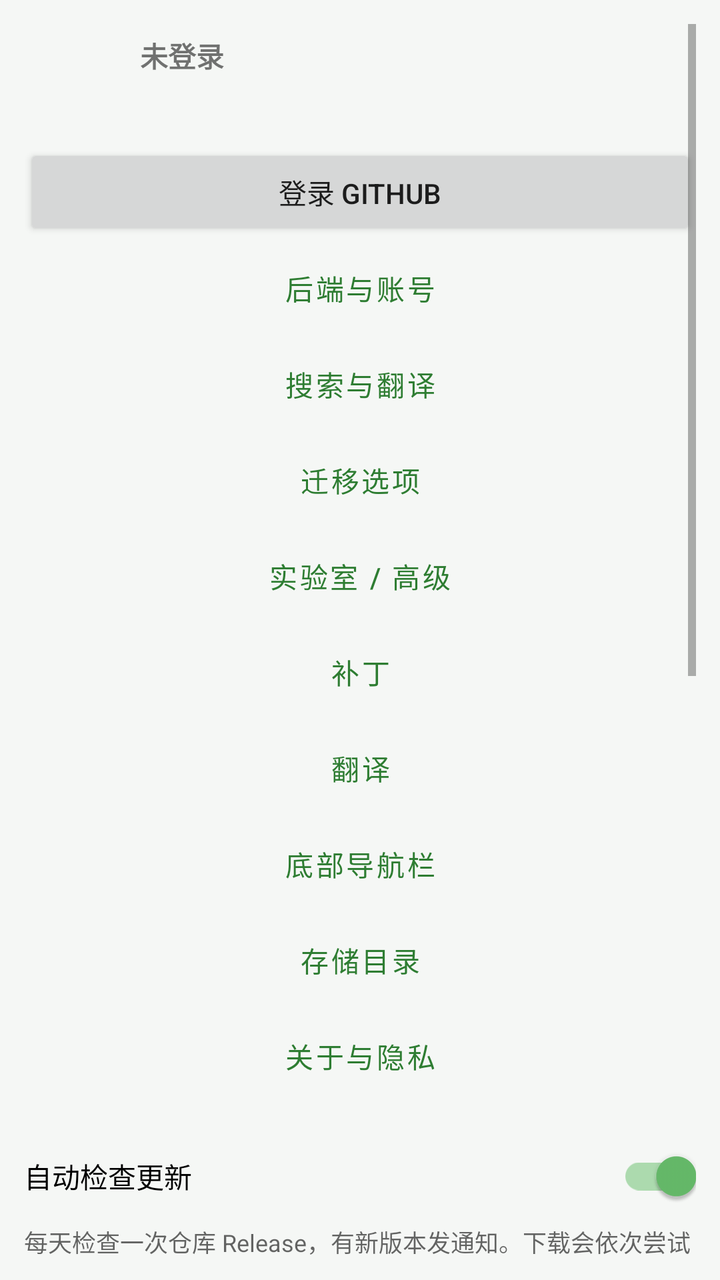
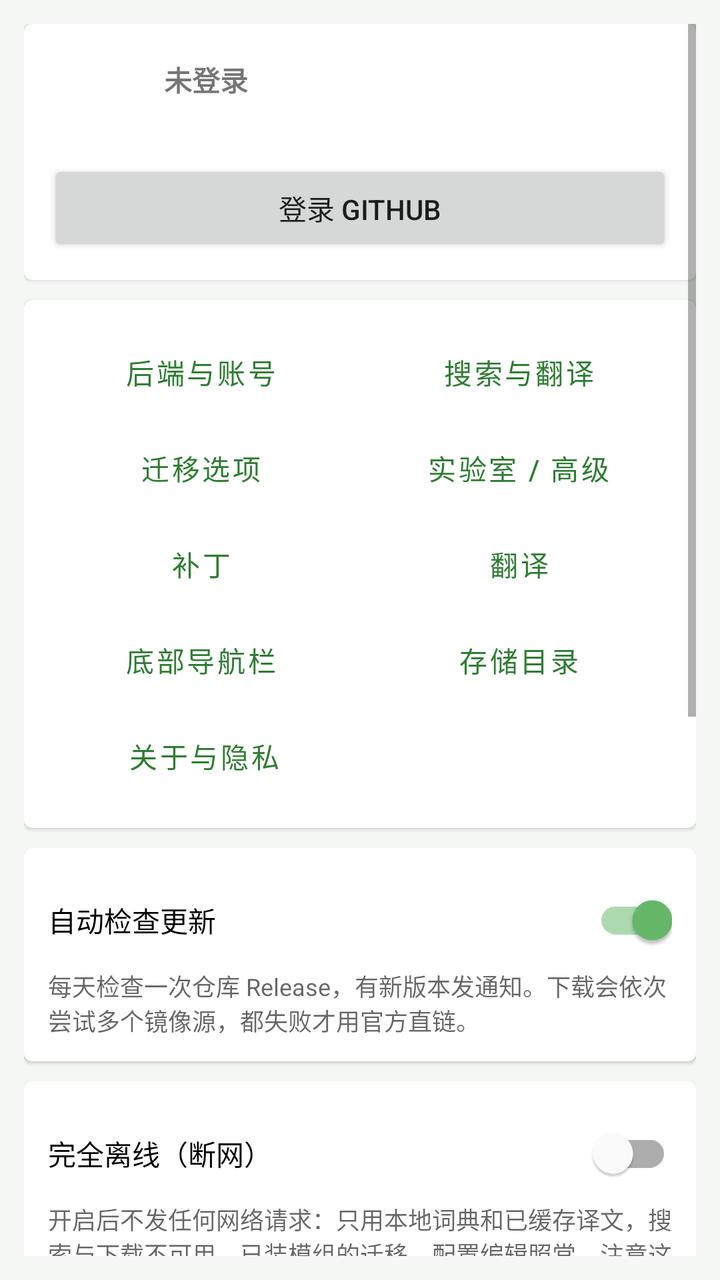

Before-and-after screenshots of an Android layout around one commit, followed by the original layout XML and the change that was made.
<!-- AndroidManifest.xml: application theme Theme.ModMigrator -->
<!-- res/layout/fragment_settings_main.xml -->
<?xml version="1.0" encoding="utf-8"?>
<ScrollView xmlns:android="http://schemas.android.com/apk/res/android"
    android:layout_width="match_parent"
    android:layout_height="match_parent"
    android:padding="12dp">

    <LinearLayout
        android:layout_width="match_parent"
        android:layout_height="wrap_content"
        android:orientation="vertical">

        <LinearLayout
            android:id="@+id/rowAccount"
            android:layout_width="match_parent"
            android:layout_height="wrap_content"
            android:gravity="center_vertical"
            android:orientation="horizontal"
            android:paddingBottom="12dp">

            <ImageView
                android:id="@+id/ivAvatar"
                android:layout_width="48dp"
                android:layout_height="48dp"
                android:contentDescription="@string/app_name"
                android:src="@drawable/ic_person" />

            <LinearLayout
                android:layout_width="0dp"
                android:layout_height="wrap_content"
                android:layout_marginStart="10dp"
                android:layout_weight="1"
                android:orientation="vertical">

                <TextView
                    android:id="@+id/tvAccount"
                    android:layout_width="match_parent"
                    android:layout_height="wrap_content"
                    android:text="@string/account_not_login"
                    android:textStyle="bold" />

                <TextView
                    android:id="@+id/tvConnState"
                    android:layout_width="match_parent"
                    android:layout_height="wrap_content"
                    android:textColor="@color/textSecondary"
                    android:textSize="12sp" />
            </LinearLayout>
        </LinearLayout>

        <Button
            android:id="@+id/btnAccount"
            android:layout_width="match_parent"
            android:layout_height="wrap_content"
            android:text="@string/account_login" />

        <Button
            android:id="@+id/btnGoBackend"
            style="@style/AppButtonOutlined"
            android:layout_width="match_parent"
            android:layout_height="wrap_content"
            android:text="@string/menu_backend" />

        <Button
            android:id="@+id/btnGoSearch"
            style="@style/AppButtonOutlined"
            android:layout_width="match_parent"
            android:layout_height="wrap_content"
            android:text="@string/menu_search" />

        <Button
            android:id="@+id/btnGoMigrate"
            style="@style/AppButtonOutlined"
            android:layout_width="match_parent"
            android:layout_height="wrap_content"
            android:text="@string/menu_migrate" />

        <Button
            android:id="@+id/btnGoLab"
            style="@style/AppButtonOutlined"
            android:layout_width="match_parent"
            android:layout_height="wrap_content"
            android:text="@string/menu_lab" />
        <Button
            android:id="@+id/btnGoPatch"
            style="@style/AppButtonOutlined"
            android:layout_width="match_parent"
            android:layout_height="wrap_content"
            android:text="@string/menu_patch" />

        <Button
            android:id="@+id/btnGoTranslate"
            style="@style/AppButtonOutlined"
            android:layout_width="match_parent"
            android:layout_height="wrap_content"
            android:text="@string/menu_translate" />

        <Button
            android:id="@+id/btnGoNav"
            style="@style/AppButtonOutlined"
            android:layout_width="match_parent"
            android:layout_height="wrap_content"
            android:text="@string/menu_nav" />

        <Button
            android:id="@+id/btnGoStorage"
            style="@style/AppButtonOutlined"
            android:layout_width="match_parent"
            android:layout_height="wrap_content"
            android:text="@string/menu_storage" />

        <Button
            android:id="@+id/btnGoAbout"
            style="@style/AppButtonOutlined"
            android:layout_width="match_parent"
            android:layout_height="wrap_content"
            android:text="@string/menu_about" />

        <com.google.android.material.switchmaterial.SwitchMaterial
            android:id="@+id/swUpdate"
            android:layout_width="match_parent"
            android:layout_height="wrap_content"
            android:layout_marginTop="12dp"
            android:checked="true"
            android:text="@string/cfg_update" />

        <TextView
            android:layout_width="match_parent"
            android:layout_height="wrap_content"
            android:paddingBottom="8dp"
            android:text="@string/cfg_update_hint"
            android:textColor="@color/textSecondary"
            android:textSize="12sp" />

        <com.google.android.material.switchmaterial.SwitchMaterial
            android:id="@+id/swOffline"
            android:layout_width="match_parent"
            android:layout_height="wrap_content"
            android:layout_marginTop="12dp"
            android:text="@string/cfg_offline" />

        <TextView
            android:layout_width="match_parent"
            android:layout_height="wrap_content"
            android:paddingBottom="8dp"
            android:text="@string/cfg_offline_hint"
            android:textColor="@color/textSecondary"
            android:textSize="12sp" />

        
        <TextView
            android:id="@+id/tvOfflineParts"
            android:layout_width="match_parent"
            android:layout_height="wrap_content"
            android:layout_marginTop="12dp"
            android:text="单独关闭某一项的联网"
            android:textSize="13sp"
            android:textStyle="bold" />

        <com.google.android.material.switchmaterial.SwitchMaterial
            android:id="@+id/swOfflineSearch"
            android:layout_width="match_parent"
            android:layout_height="wrap_content"
            android:text="商店搜索与推荐" />

        <com.google.android.material.switchmaterial.SwitchMaterial
            android:id="@+id/swOfflineTranslate"
            android:layout_width="match_parent"
            android:layout_height="wrap_content"
            android:text="在线翻译（关掉后只用本地词典）" />

        <com.google.android.material.switchmaterial.SwitchMaterial
            android:id="@+id/swOfflineFeed"
            android:layout_width="match_parent"
            android:layout_height="wrap_content"
            android:text="资讯抓取" />

        <com.google.android.material.switchmaterial.SwitchMaterial
            android:id="@+id/swOfflineUpdate"
            android:layout_width="match_parent"
            android:layout_height="wrap_content"
            android:text="更新检查" />

        <com.google.android.material.switchmaterial.SwitchMaterial
            android:id="@+id/swOfflineAnnounce"
            android:layout_width="match_parent"
            android:layout_height="wrap_content"
            android:text="公告拉取" />

        <TextView
            android:layout_width="match_parent"
            android:layout_height="wrap_content"
            android:paddingBottom="8dp"
            android:text="上面的总开关打开时，所有联网一律关闭，分项不再单独判断。"
            android:textColor="@color/textSecondary"
            android:textSize="12sp" />

        <com.google.android.material.switchmaterial.SwitchMaterial
            android:id="@+id/swExtraLoaders"
            android:layout_width="match_parent"
            android:layout_height="wrap_content"
            android:layout_marginTop="12dp"
            android:text="在加载器分类里显示手机不支持的加载器" />

        <TextView
            android:layout_width="match_parent"
            android:layout_height="wrap_content"
            android:paddingBottom="8dp"
            android:text="如 Cleanroom / LiteLoader / Rift / Risugami / BTA。默认关闭：这些大多停在 1.12.2 及更早或已停更，手机上装了也跑不起来。开启后仅用于识别已有模组，不代表能运行。"
            android:textColor="@color/textSecondary"
            android:textSize="12sp" />
    </LinearLayout>
</ScrollView>
<!-- resources referenced by this layout -->
<resources>
  <color name="textSecondary">#99000000</color>
  <!-- drawable ic_person (drawable) -->
  <?xml version="1.0" encoding="utf-8"?>
  <vector xmlns:android="http://schemas.android.com/apk/res/android"
      android:width="24dp" android:height="24dp"
      android:viewportWidth="960" android:viewportHeight="960"
      android:tint="?attr/colorControlNormal">
      <path android:fillColor="@android:color/white" android:pathData="M480-480q-66 0-113-47t-47-113q0-66 47-113t113-47q66 0 113 47t47 113q0 66-47 113t-113 47ZM160-160v-32q0-34 17.5-62.5T224-294q62-31 126-45t130-14q66 0 130 14t126 45q29 15 46.5 43.5T800-208v32H160Z" />
  </vector>
  <string name="account_login">登录 GitHub</string>
  <string name="account_not_login">未登录</string>
  <string name="app_name">模组迁移助手</string>
  <string name="cfg_offline">完全离线（断网）</string>
  <string name="cfg_offline_hint">开启后不发任何网络请求：只用本地词典和已缓存译文，搜索与下载不可用，已装模组的迁移、配置编辑照常。注意这和「关掉后端」是两回事——关后端只是改成你自己填 Key 直连，仍然联网。</string>
  <string name="cfg_update">自动检查更新</string>
  <string name="cfg_update_hint">每天检查一次仓库 Release，有新版本发通知。下载会依次尝试多个镜像源，都失败才用官方直链。</string>
  <string name="menu_about">关于与隐私</string>
  <string name="menu_backend">后端与账号</string>
  <string name="menu_lab">实验室 / 高级</string>
  <string name="menu_migrate">迁移选项</string>
  <string name="menu_nav">底部导航栏</string>
  <string name="menu_patch">补丁</string>
  <string name="menu_search">搜索与翻译</string>
  <string name="menu_storage">存储目录</string>
  <string name="menu_translate">翻译</string>
  <style name="AppButtonOutlined" parent="Widget.MaterialComponents.Button.OutlinedButton">
          <item name="strokeColor">?attr/colorPrimary</item>
          <item name="android:textColor">?attr/colorPrimary</item>
          <item name="iconTint">?attr/colorPrimary</item>
          <item name="rippleColor">?attr/colorPrimary</item>
      </style>
  <style name="Theme.ModMigrator" parent="Theme.MaterialComponents.DayNight.NoActionBar">
          <item name="colorPrimary">@color/primary</item>
          <item name="colorPrimaryDark">@color/primaryDark</item>
          <item name="colorAccent">@color/accent</item>
          <item name="android:windowBackground">@color/bg</item>
          <item name="android:statusBarColor">@color/primaryDark</item>
          <item name="preferenceTheme">@style/PreferenceThemeOverlay</item>
          
          <item name="materialButtonStyle">@style/AppButton</item>
      </style>
  <color name="primary">#FF2E7D32</color>
  <color name="primaryDark">#FF1B5E20</color>
  <color name="accent">#FF66BB6A</color>
  <color name="bg">#FFF5F7F5</color>
  <style name="AppButton" parent="Widget.MaterialComponents.Button">
          <item name="backgroundTint">?attr/colorPrimary</item>
          <item name="android:textColor">@android:color/white</item>
          <item name="rippleColor">?attr/colorPrimary</item>
      </style>
</resources>

<!-- the commit's change to res/layout/fragment_settings_main.xml (unified diff, before → after) -->
@@ -9,204 +9,325 @@
         android:layout_height="wrap_content"
         android:orientation="vertical">
 
-        <LinearLayout
-            android:id="@+id/rowAccount"
-            android:layout_width="match_parent"
-            android:layout_height="wrap_content"
-            android:gravity="center_vertical"
-            android:orientation="horizontal"
-            android:paddingBottom="12dp">
-
-            <ImageView
-                android:id="@+id/ivAvatar"
-                android:layout_width="48dp"
-                android:layout_height="48dp"
-                android:contentDescription="@string/app_name"
-                android:src="@drawable/ic_person" />
-
-            <LinearLayout
-                android:layout_width="0dp"
-                android:layout_height="wrap_content"
-                android:layout_marginStart="10dp"
-                android:layout_weight="1"
-                android:orientation="vertical">
-
-                <TextView
-                    android:id="@+id/tvAccount"
-                    android:layout_width="match_parent"
-                    android:layout_height="wrap_content"
-                    android:text="@string/account_not_login"
-                    android:textStyle="bold" />
-
-                <TextView
-                    android:id="@+id/tvConnState"
-                    android:layout_width="match_parent"
-                    android:layout_height="wrap_content"
+        
+        <com.google.android.material.card.MaterialCardView
+            android:layout_width="match_parent"
+            android:layout_height="wrap_content"
+            android:layout_marginBottom="10dp">
+
+            <LinearLayout
+                android:layout_width="match_parent"
+                android:layout_height="wrap_content"
+                android:orientation="vertical"
+                android:padding="12dp">
+
+                <LinearLayout
+                    android:id="@+id/rowAccount"
+                    android:layout_width="match_parent"
+                    android:layout_height="wrap_content"
+                    android:gravity="center_vertical"
+                    android:orientation="horizontal"
+                    android:paddingBottom="8dp">
+
+                    <ImageView
+                        android:id="@+id/ivAvatar"
+                        android:layout_width="48dp"
+                        android:layout_height="48dp"
+                        android:contentDescription="@string/app_name"
+                        android:src="@drawable/ic_person" />
+
+                    <LinearLayout
+                        android:layout_width="0dp"
+                        android:layout_height="wrap_content"
+                        android:layout_marginStart="10dp"
+                        android:layout_weight="1"
+                        android:orientation="vertical">
+
+                        <TextView
+                            android:id="@+id/tvAccount"
+                            android:layout_width="match_parent"
+                            android:layout_height="wrap_content"
+                            android:text="@string/account_not_login"
+                            android:textStyle="bold" />
+
+                        <TextView
+                            android:id="@+id/tvConnState"
+                            android:layout_width="match_parent"
+                            android:layout_height="wrap_content"
+                            android:textColor="@color/textSecondary"
+                            android:textSize="12sp" />
+                    </LinearLayout>
+                </LinearLayout>
+
+                <Button
+                    android:id="@+id/btnAccount"
+                    android:layout_width="match_parent"
+                    android:layout_height="wrap_content"
+                    android:text="@string/account_login" />
+            </LinearLayout>
+        </com.google.android.material.card.MaterialCardView>
+
+        
+        <com.google.android.material.card.MaterialCardView
+            android:layout_width="match_parent"
+            android:layout_height="wrap_content"
+            android:layout_marginBottom="10dp">
+
+            <LinearLayout
+                android:layout_width="match_parent"
+                android:layout_height="wrap_content"
+                android:orientation="vertical"
+                android:padding="12dp">
+
+                <LinearLayout
+                    android:layout_width="match_parent"
+                    android:layout_height="wrap_content"
+                    android:orientation="horizontal">
+
+                    <Button
+                        android:id="@+id/btnGoBackend"
+                        style="@style/AppButtonOutlined"
+                        android:layout_width="0dp"
+                        android:layout_height="wrap_content"
+                        android:layout_weight="1"
+                        android:text="@string/menu_backend" />
+
+                    <Button
+                        android:id="@+id/btnGoSearch"
+                        style="@style/AppButtonOutlined"
+                        android:layout_width="0dp"
+                        android:layout_height="wrap_content"
+                        android:layout_marginStart="6dp"
+                        android:layout_weight="1"
+                        android:text="@string/menu_search" />
+                </LinearLayout>
+
+                <LinearLayout
+                    android:layout_width="match_parent"
+                    android:layout_height="wrap_content"
+                    android:orientation="horizontal">
+
+                    <Button
+                        android:id="@+id/btnGoMigrate"
+                        style="@style/AppButtonOutlined"
+                        android:layout_width="0dp"
+                        android:layout_height="wrap_content"
+                        android:layout_weight="1"
+                        android:text="@string/menu_migrate" />
+
+                    <Button
+                        android:id="@+id/btnGoLab"
+                        style="@style/AppButtonOutlined"
+                        android:layout_width="0dp"
+                        android:layout_height="wrap_content"
+                        android:layout_marginStart="6dp"
+                        android:layout_weight="1"
+                        android:text="@string/menu_lab" />
+                </LinearLayout>
+
+                <LinearLayout
+                    android:layout_width="match_parent"
+                    android:layout_height="wrap_content"
+                    android:orientation="horizontal">
+
+                    <Button
+                        android:id="@+id/btnGoPatch"
+                        style="@style/AppButtonOutlined"
+                        android:layout_width="0dp"
+                        android:layout_height="wrap_content"
+                        android:layout_weight="1"
+                        android:text="@string/menu_patch" />
+
+                    <Button
+                        android:id="@+id/btnGoTranslate"
+                        style="@style/AppButtonOutlined"
+                        android:layout_width="0dp"
+                        android:layout_height="wrap_content"
+                        android:layout_marginStart="6dp"
+                        android:layout_weight="1"
+                        android:text="@string/menu_translate" />
+                </LinearLayout>
+
+                <LinearLayout
+                    android:layout_width="match_parent"
+                    android:layout_height="wrap_content"
+                    android:orientation="horizontal">
+
+                    <Button
+                        android:id="@+id/btnGoNav"
+                        style="@style/AppButtonOutlined"
+                        android:layout_width="0dp"
+                        android:layout_height="wrap_content"
+                        android:layout_weight="1"
+                        android:text="@string/menu_nav" />
+
+                    <Button
+                        android:id="@+id/btnGoStorage"
+                        style="@style/AppButtonOutlined"
+                        android:layout_width="0dp"
+                        android:layout_height="wrap_content"
+                        android:layout_marginStart="6dp"
+                        android:layout_weight="1"
+                        android:text="@string/menu_storage" />
+                </LinearLayout>
+
+                <LinearLayout
+                    android:layout_width="match_parent"
+                    android:layout_height="wrap_content"
+                    android:orientation="horizontal">
+
+                    <Button
+                        android:id="@+id/btnGoAbout"
+                        style="@style/AppButtonOutlined"
+                        android:layout_width="0dp"
+                        android:layout_height="wrap_content"
+                        android:layout_weight="1"
+                        android:text="@string/menu_about" />
+
+                    
+                    <Space
+                        android:layout_width="0dp"
+                        android:layout_height="wrap_content"
+                        android:layout_weight="1" />
+                </LinearLayout>
+            </LinearLayout>
+        </com.google.android.material.card.MaterialCardView>
+
+        
+        <com.google.android.material.card.MaterialCardView
+            android:layout_width="match_parent"
+            android:layout_height="wrap_content"
+            android:layout_marginBottom="10dp">
+
+            <LinearLayout
+                android:layout_width="match_parent"
+                android:layout_height="wrap_content"
+                android:orientation="vertical"
+                android:padding="12dp">
+
+                <com.google.android.material.switchmaterial.SwitchMaterial
+                    android:id="@+id/swUpdate"
+                    android:layout_width="match_parent"
+                    android:layout_height="wrap_content"
+                    android:checked="true"
+                    android:text="@string/cfg_update" />
+
+                <TextView
+                    android:layout_width="match_parent"
+                    android:layout_height="wrap_content"
+                    android:text="@string/cfg_update_hint"
                     android:textColor="@color/textSecondary"
                     android:textSize="12sp" />
             </LinearLayout>
-        </LinearLayout>
-
-        <Button
-            android:id="@+id/btnAccount"
-            android:layout_width="match_parent"
-            android:layout_height="wrap_content"
-            android:text="@string/account_login" />
-
-        <Button
-            android:id="@+id/btnGoBackend"
-            style="@style/AppButtonOutlined"
-            android:layout_width="match_parent"
-            android:layout_height="wrap_content"
-            android:text="@string/menu_backend" />
-
-        <Button
-            android:id="@+id/btnGoSearch"
-            style="@style/AppButtonOutlined"
-            android:layout_width="match_parent"
-            android:layout_height="wrap_content"
-            android:text="@string/menu_search" />
-
-        <Button
-            android:id="@+id/btnGoMigrate"
-            style="@style/AppButtonOutlined"
-            android:layout_width="match_parent"
-            android:layout_height="wrap_content"
-            android:text="@string/menu_migrate" />
-
-        <Button
-            android:id="@+id/btnGoLab"
-            style="@style/AppButtonOutlined"
-            android:layout_width="match_parent"
-            android:layout_height="wrap_content"
-            android:text="@string/menu_lab" />
-        <Button
-            android:id="@+id/btnGoPatch"
-            style="@style/AppButtonOutlined"
-            android:layout_width="match_parent"
-            android:layout_height="wrap_content"
-            android:text="@string/menu_patch" />
-
-        <Button
-            android:id="@+id/btnGoTranslate"
-            style="@style/AppButtonOutlined"
-            android:layout_width="match_parent"
-            android:layout_height="wrap_content"
-            android:text="@string/menu_translate" />
-
-        <Button
-            android:id="@+id/btnGoNav"
-            style="@style/AppButtonOutlined"
-            android:layout_width="match_parent"
-            android:layout_height="wrap_content"
-            android:text="@string/menu_nav" />
-
-        <Button
-            android:id="@+id/btnGoStorage"
-            style="@style/AppButtonOutlined"
-            android:layout_width="match_parent"
-            android:layout_height="wrap_content"
-            android:text="@string/menu_storage" />
-
-        <Button
-            android:id="@+id/btnGoAbout"
-            style="@style/AppButtonOutlined"
-            android:layout_width="match_parent"
-            android:layout_height="wrap_content"
-            android:text="@string/menu_about" />
-
-        <com.google.android.material.switchmaterial.SwitchMaterial
-            android:id="@+id/swUpdate"
-            android:layout_width="match_parent"
-            android:layout_height="wrap_content"
-            android:layout_marginTop="12dp"
-            android:checked="true"
-            android:text="@string/cfg_update" />
-
-        <TextView
-            android:layout_width="match_parent"
-            android:layout_height="wrap_content"
-            android:paddingBottom="8dp"
-            android:text="@string/cfg_update_hint"
-            android:textColor="@color/textSecondary"
-            android:textSize="12sp" />
-
-        <com.google.android.material.switchmaterial.SwitchMaterial
-            android:id="@+id/swOffline"
-            android:layout_width="match_parent"
-            android:layout_height="wrap_content"
-            android:layout_marginTop="12dp"
-            android:text="@string/cfg_offline" />
-
-        <TextView
-            android:layout_width="match_parent"
-            android:layout_height="wrap_content"
-            android:paddingBottom="8dp"
-            android:text="@string/cfg_offline_hint"
-            android:textColor="@color/textSecondary"
-            android:textSize="12sp" />
-
-        
-        <TextView
-            android:id="@+id/tvOfflineParts"
-            android:layout_width="match_parent"
-            android:layout_height="wrap_content"
-            android:layout_marginTop="12dp"
-            android:text="单独关闭某一项的联网"
-            android:textSize="13sp"
-            android:textStyle="bold" />
-
-        <com.google.android.material.switchmaterial.SwitchMaterial
-            android:id="@+id/swOfflineSearch"
-            android:layout_width="match_parent"
-            android:layout_height="wrap_content"
-            android:text="商店搜索与推荐" />
-
-        <com.google.android.material.switchmaterial.SwitchMaterial
-            android:id="@+id/swOfflineTranslate"
-            android:layout_width="match_parent"
-            android:layout_height="wrap_content"
-            android:text="在线翻译（关掉后只用本地词典）" />
-
-        <com.google.android.material.switchmaterial.SwitchMaterial
-            android:id="@+id/swOfflineFeed"
-            android:layout_width="match_parent"
-            android:layout_height="wrap_content"
-            android:text="资讯抓取" />
-
-        <com.google.android.material.switchmaterial.SwitchMaterial
-            android:id="@+id/swOfflineUpdate"
-            android:layout_width="match_parent"
-            android:layout_height="wrap_content"
-            android:text="更新检查" />
-
-        <com.google.android.material.switchmaterial.SwitchMaterial
-            android:id="@+id/swOfflineAnnounce"
-            android:layout_width="match_parent"
-            android:layout_height="wrap_content"
-            android:text="公告拉取" />
-
-        <TextView
-            android:layout_width="match_parent"
-            android:layout_height="wrap_content"
-            android:paddingBottom="8dp"
-            android:text="上面的总开关打开时，所有联网一律关闭，分项不再单独判断。"
-            android:textColor="@color/textSecondary"
-            android:textSize="12sp" />
-
-        <com.google.android.material.switchmaterial.SwitchMaterial
-            android:id="@+id/swExtraLoaders"
-            android:layout_width="match_parent"
-            android:layout_height="wrap_content"
-            android:layout_marginTop="12dp"
-            android:text="在加载器分类里显示手机不支持的加载器" />
-
-        <TextView
-            android:layout_width="match_parent"
-            android:layout_height="wrap_content"
-            android:paddingBottom="8dp"
-            android:text="如 Cleanroom / LiteLoader / Rift / Risugami / BTA。默认关闭：这些大多停在 1.12.2 及更早或已停更，手机上装了也跑不起来。开启后仅用于识别已有模组，不代表能运行。"
-            android:textColor="@color/textSecondary"
-            android:textSize="12sp" />
+        </com.google.android.material.card.MaterialCardView>
+
+        
+        <com.google.android.material.card.MaterialCardView
+            android:layout_width="match_parent"
+            android:layout_height="wrap_content"
+            android:layout_marginBottom="10dp">
+
+            <LinearLayout
+                android:layout_width="match_parent"
+                android:layout_height="wrap_content"
+                android:orientation="vertical"
+                android:padding="12dp">
+
+                <com.google.android.material.switchmaterial.SwitchMaterial
+                    android:id="@+id/swOffline"
+                    android:layout_width="match_parent"
+                    android:layout_height="wrap_content"
+                    android:text="@string/cfg_offline" />
+
+                <TextView
+                    android:layout_width="match_parent"
+                    android:layout_height="wrap_content"
+                    android:text="@string/cfg_offline_hint"
+                    android:textColor="@color/textSecondary"
+                    android:textSize="12sp" />
+
+                <TextView
+                    android:id="@+id/tvOfflineParts"
+                    android:layout_width="match_parent"
+                    android:layout_height="wrap_content"
+                    android:layout_marginTop="12dp"
+                    android:text="单独关闭某一项的联网"
+                    android:textSize="13sp"
+                    android:textStyle="bold" />
+
+                
+                <LinearLayout
+                    android:layout_width="match_parent"
+                    android:layout_height="wrap_content"
+                    android:orientation="vertical"
+                    android:paddingStart="12dp">
+
+                    <com.google.android.material.switchmaterial.SwitchMaterial
+                        android:id="@+id/swOfflineSearch"
+                        android:layout_width="match_parent"
+                        android:layout_height="wrap_content"
+                        android:text="商店搜索与推荐" />
+
+                    <com.google.android.material.switchmaterial.SwitchMaterial
+                        android:id="@+id/swOfflineTranslate"
+                        android:layout_width="match_parent"
+                        android:layout_height="wrap_content"
+                        android:text="在线翻译（关掉后只用本地词典）" />
+
+                    <com.google.android.material.switchmaterial.SwitchMaterial
+                        android:id="@+id/swOfflineFeed"
+                        android:layout_width="match_parent"
+                        android:layout_height="wrap_content"
+                        android:text="资讯抓取" />
+
+                    <com.google.android.material.switchmaterial.SwitchMaterial
+                        android:id="@+id/swOfflineUpdate"
+                        android:layout_width="match_parent"
+                        android:layout_height="wrap_content"
+                        android:text="更新检查" />
+
+                    <com.google.android.material.switchmaterial.SwitchMaterial
+                        android:id="@+id/swOfflineAnnounce"
+                        android:layout_width="match_parent"
+                        android:layout_height="wrap_content"
+                        android:text="公告拉取" />
+                </LinearLayout>
+
+                <TextView
+                    android:layout_width="match_parent"
+                    android:layout_height="wrap_content"
+                    android:paddingTop="4dp"
+                    android:text="上面的总开关打开时，所有联网一律关闭，分项不再单独判断。"
+                    android:textColor="@color/textSecondary"
+                    android:textSize="12sp" />
+            </LinearLayout>
+        </com.google.android.material.card.MaterialCardView>
+
+        
+        <com.google.android.material.card.MaterialCardView
+            android:layout_width="match_parent"
+            android:layout_height="wrap_content"
+            android:layout_marginBottom="12dp">
+
+            <LinearLayout
+                android:layout_width="match_parent"
+                android:layout_height="wrap_content"
+                android:orientation="vertical"
+                android:padding="12dp">
+
+                <com.google.android.material.switchmaterial.SwitchMaterial
+                    android:id="@+id/swExtraLoaders"
+                    android:layout_width="match_parent"
+                    android:layout_height="wrap_content"
+                    android:text="在加载器分类里显示手机不支持的加载器" />
+
+                <TextView
+                    android:layout_width="match_parent"
+                    android:layout_height="wrap_content"
+                    android:text="如 Cleanroom / LiteLoader / Rift / Risugami / BTA。默认关闭：这些大多停在 1.12.2 及更早或已停更，手机上装了也跑不起来。开启后仅用于识别已有模组，不代表能运行。"
+                    android:textColor="@color/textSecondary"
+                    android:textSize="12sp" />
+            </LinearLayout>
+        </com.google.android.material.card.MaterialCardView>
     </LinearLayout>
 </ScrollView>
